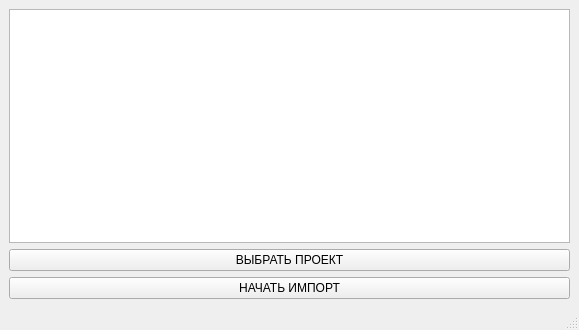
Before: the Qt Designer form mainwindow.ui in igoryavk/Selector, drawn with Qt 5.
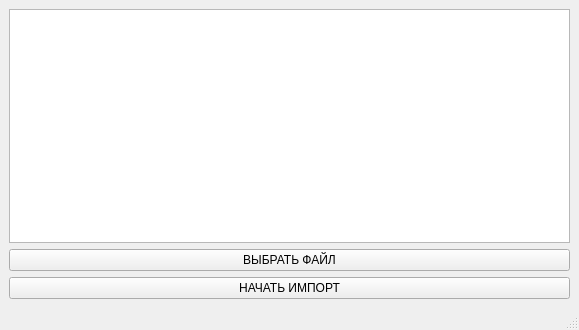
After: the same form once the commit is applied.

Commit message: Исправлен текст для Выбиратора Файла импорта.

Patch:
```diff
--- a/mainwindow.ui
+++ b/mainwindow.ui
@@ -21,7 +21,7 @@
     <item>
      <widget class="QPushButton" name="pushButton">
       <property name="text">
-       <string>ВЫБРАТЬ ПРОЕКТ</string>
+       <string>ВЫБРАТЬ ФАЙЛ</string>
       </property>
      </widget>
     </item>
```
Left out of the diff: 2 changed lines with no effect on the pictures.
